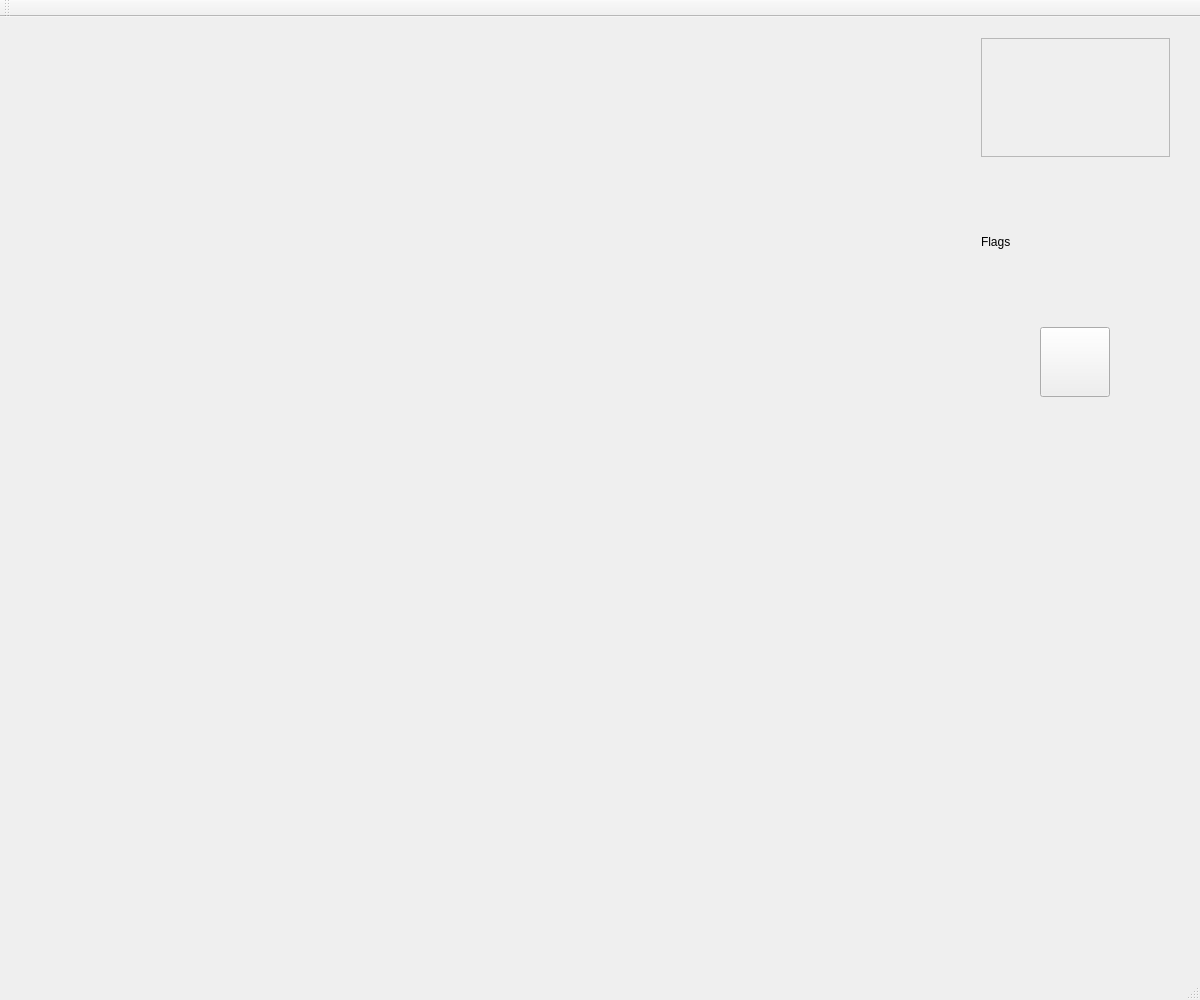
Above: mainwindow.ui from NickinAction/Minesweeper before the change. Below: the same form after it.
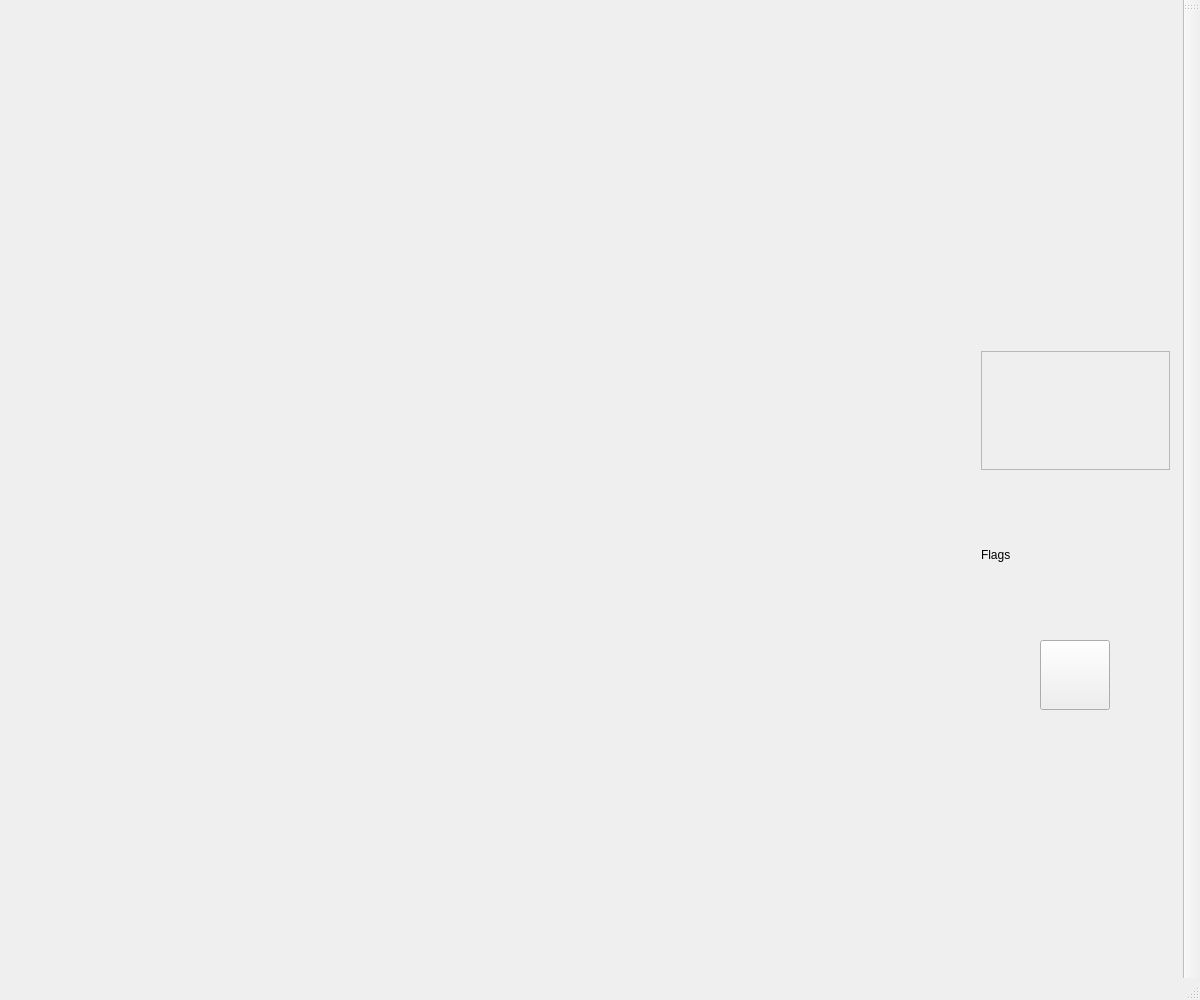
That is the form after the change.

Commit message:
Number display (WIP)
first logic draft, added to layout
currently, we've got a strange display artifact

Patch:
```diff
--- a/mainwindow.ui
+++ b/mainwindow.ui
@@ -41,7 +41,7 @@
     <property name="geometry">
      <rect>
       <x>970</x>
-      <y>10</y>
+      <y>340</y>
       <width>211</width>
       <height>381</height>
      </rect>
@@ -135,13 +135,24 @@
      </item>
     </layout>
    </widget>
+   <widget class="QWidget" name="verticalLayoutWidget_3">
+    <property name="geometry">
+     <rect>
+      <x>970</x>
+      <y>10</y>
+      <width>211</width>
+      <height>151</height>
+     </rect>
+    </property>
+    <layout class="QVBoxLayout" name="numberDisplayLayout"/>
+   </widget>
   </widget>
   <widget class="QToolBar" name="mainToolBar">
    <attribute name="toolBarArea">
-    <enum>TopToolBarArea</enum>
+    <enum>RightToolBarArea</enum>
    </attribute>
    <attribute name="toolBarBreak">
-    <bool>false</bool>
+    <bool>true</bool>
    </attribute>
   </widget>
   <widget class="QStatusBar" name="statusBar"/>
```
The commit also changes 5 other files.
